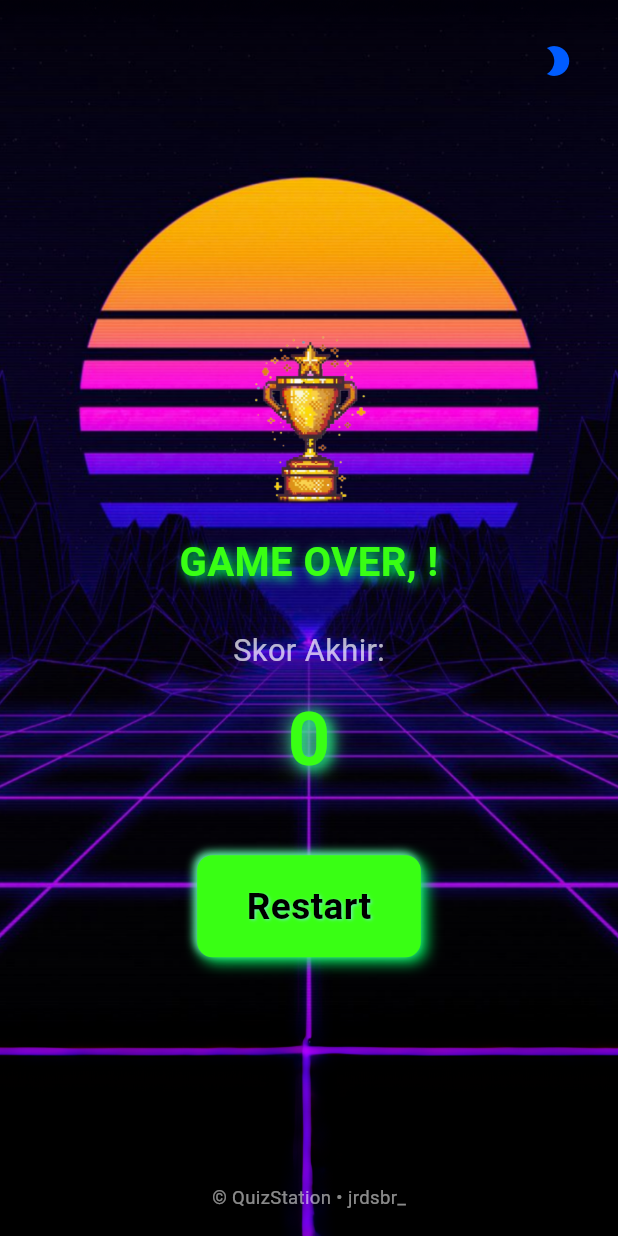
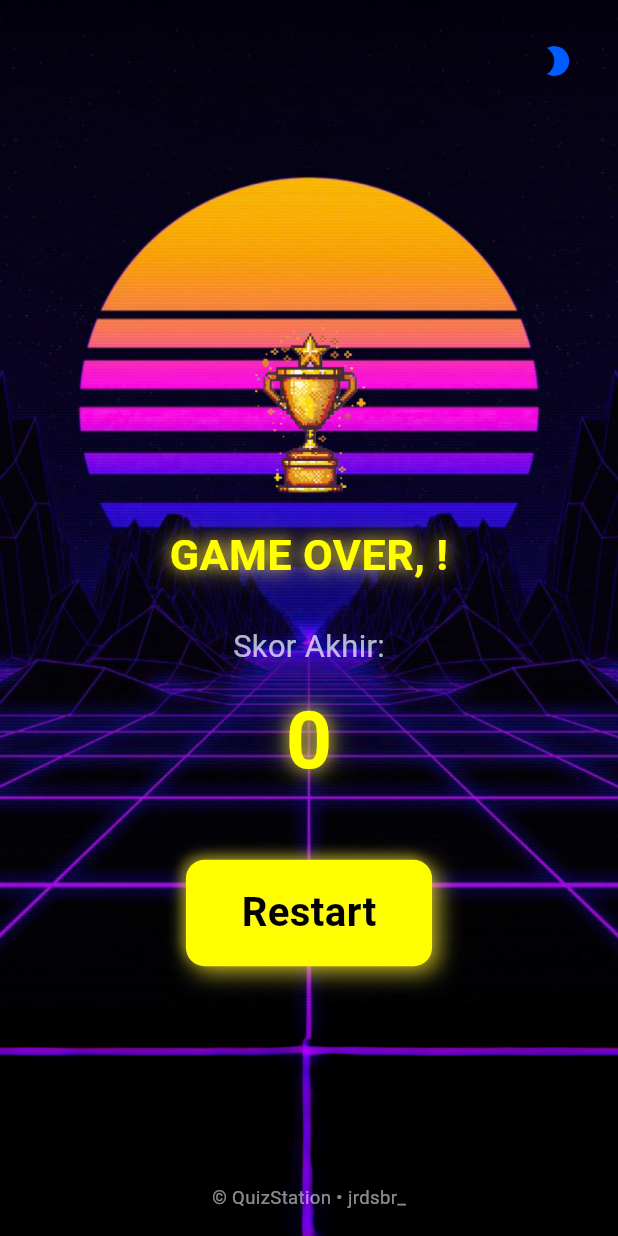
Before and after one commit to JordiLoveinTSibero-231401052/utspm1jordisibero231401052, a Flutter app: the ResultScreen screen opened directly, on a phone screen of 412 x 824 dp. Run offline on Flutter 3.47's test engine with Material 3 defaults, Android fonts, the phone set to English and light mode, and no system bars; our stand-ins replace google_fonts.

Commit message:
Enhance ResultScreen UI with neon colors and styles
Updated styling for the ResultScreen, including font sizes and shadow effects. Introduced neon color scheme for enhanced visual appeal.

```diff
--- a/lib/screens/result_screen.dart
+++ b/lib/screens/result_screen.dart
@@ -3,7 +3,6 @@ import 'package:provider/provider.dart';
 import '../providers/quiz_provider.dart';
 import '../utils/responsive.dart';
 import '../widgets/theme_toggle.dart';
-import '../widgets/arcade_button.dart';
 
 class ResultScreen extends StatelessWidget {
   const ResultScreen({super.key});
@@ -14,7 +13,10 @@ class ResultScreen extends StatelessWidget {
     final score = provider.score;
     final name = provider.playerName;
     final r = Responsive.of(context);
-    final screenWidth = MediaQuery.of(context).size.width;
+
+    // Warna neon kuning
+    const neonYellow = Color(0xFFFFFF00);
+    const neonYellowGlow = Color(0xFFFFEE33);
 
     return Scaffold(
       body: Stack(
@@ -41,7 +43,7 @@ class ResultScreen extends StatelessWidget {
 
                   const Spacer(),
 
-                  // Konten utama di tengah
+                  // Konten utama
                   Column(
                     mainAxisAlignment: MainAxisAlignment.center,
                     children: [
@@ -57,14 +59,19 @@ class ResultScreen extends StatelessWidget {
                       Text(
                         'GAME OVER, $name!',
                         style: TextStyle(
-                          fontSize: r.dp(26),
+                          fontSize: r.dp(28),
                           fontWeight: FontWeight.bold,
-                          color: const Color(0xFF39FF14),
-                          shadows: const [
+                          color: neonYellow,
+                          shadows: [
                             Shadow(
-                              color: Color(0xFF00FF66),
-                              offset: Offset(2, 2),
-                              blurRadius: 8,
+                              color: neonYellowGlow.withOpacity(0.8),
+                              blurRadius: 12,
+                              offset: const Offset(0, 0),
+                            ),
+                            Shadow(
+                              color: neonYellowGlow.withOpacity(0.5),
+                              blurRadius: 24,
+                              offset: const Offset(0, 0),
                             ),
                           ],
                         ),
@@ -84,18 +91,19 @@ class ResultScreen extends StatelessWidget {
                       Text(
                         '$score',
                         style: TextStyle(
-                          fontSize: r.dp(48),
+                          fontSize: r.dp(52),
                           fontWeight: FontWeight.bold,
-                          color: const Color(0xFF39FF14),
-                          shadows: const [
+                          color: neonYellow,
+                          shadows: [
                             Shadow(
-                              color: Color(0xFF00FF66),
-                              offset: Offset(3, 3),
-                              blurRadius: 10,
+                              color: neonYellowGlow.withOpacity(0.8),
+                              blurRadius: 14,
+                              offset: const Offset(0, 0),
                             ),
                             Shadow(
-                              color: Colors.greenAccent,
-                              blurRadius: 20,
+                              color: neonYellowGlow.withOpacity(0.5),
+                              blurRadius: 28,
+                              offset: const Offset(0, 0),
                             ),
                           ],
                         ),
@@ -103,7 +111,7 @@ class ResultScreen extends StatelessWidget {
 
                       SizedBox(height: r.dp(40)),
 
-                      // "Restart"
+                      // Tombol "Restart"
                       GestureDetector(
                         onTap: () {
                           provider.reset();
@@ -111,34 +119,34 @@ class ResultScreen extends StatelessWidget {
                         },
                         child: Container(
                           padding: EdgeInsets.symmetric(
-                              vertical: r.dp(16), horizontal: r.dp(32)),
+                              vertical: r.dp(16), horizontal: r.dp(36)),
                           decoration: BoxDecoration(
-                            color: const Color(0xFF39FF14),
-                            borderRadius: BorderRadius.circular(r.dp(10)),
-                            boxShadow: const [
+                            color: neonYellow,
+                            borderRadius: BorderRadius.circular(r.dp(12)),
+                            boxShadow: [
                               BoxShadow(
-                                color: Color(0xFF00FF66),
-                                offset: Offset(3, 3),
-                                blurRadius: 8,
+                                color: neonYellowGlow.withOpacity(0.7),
+                                offset: const Offset(4, 4),
+                                blurRadius: 12,
                               ),
                               BoxShadow(
-                                color: Colors.greenAccent,
-                                offset: Offset(-2, -2),
-                                blurRadius: 4,
+                                color: neonYellowGlow.withOpacity(0.4),
+                                offset: const Offset(-3, -3),
+                                blurRadius: 6,
                               ),
                             ],
                           ),
                           child: Text(
                             'Restart',
                             style: TextStyle(
-                              fontSize: r.dp(24),
+                              fontSize: r.dp(26),
                               fontWeight: FontWeight.bold,
                               color: Colors.black,
-                              shadows: const [
+                              shadows: [
                                 Shadow(
-                                  color: Colors.greenAccent,
-                                  offset: Offset(1, 1),
-                                  blurRadius: 2,
+                                  color: neonYellowGlow.withOpacity(0.8),
+                                  blurRadius: 6,
+                                  offset: const Offset(1, 1),
                                 ),
                               ],
                             ),
```
